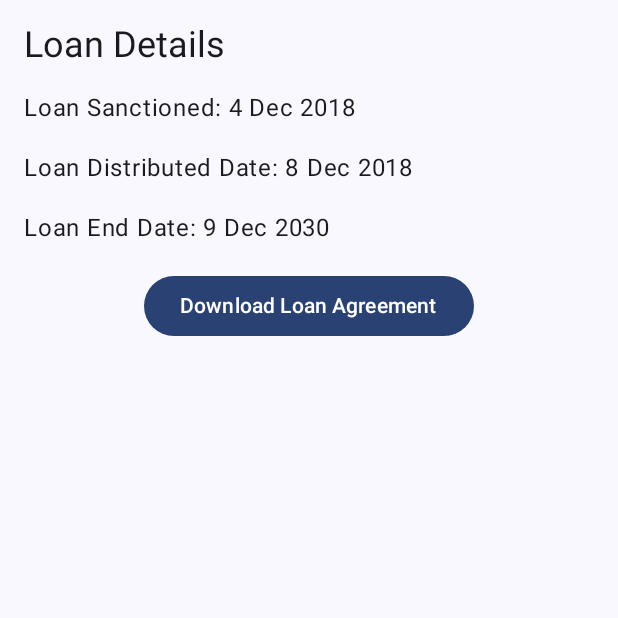
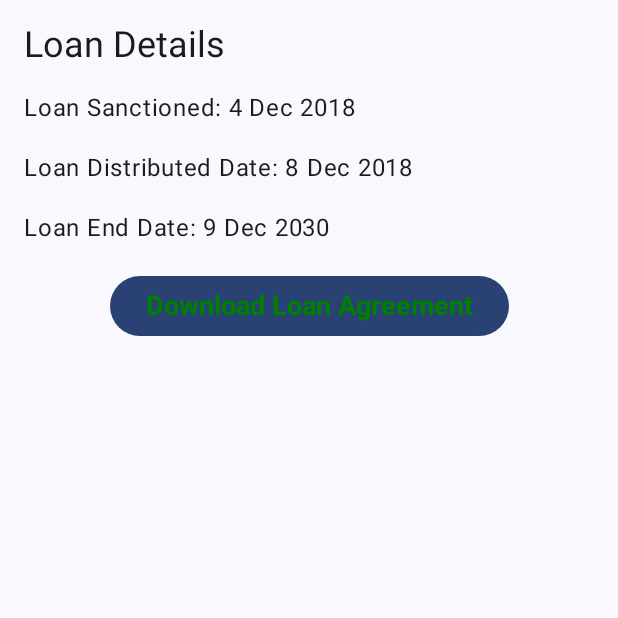
Before and after one commit to rajatkumarsingh01/LoanManangement, an Android app built with Jetpack Compose: the LoanDetailsScreen screen opened through its navigation route, on a phone screen of 412 x 824 dp, the top half of it. Run offline under Robolectric (Android 15) with nearby library versions, the phone set to English and light mode, and no system bars; our stand-ins replace Firebase (no records; nobody signed in at launch, a user with empty details on screens opened directly).

Commit message:
rajat_code- logo and name chnage

```diff
--- a/app/src/main/java/com/task/loanapplication/navigation/Navigation.kt
+++ b/app/src/main/java/com/task/loanapplication/navigation/Navigation.kt
@@ -40,7 +40,7 @@ fun NavigationForApp(
                    navHostController.navigate("home")
                    signUpViewModel.navigateToHomeScreen=false
                }else{
-                   LoginScreen(signUpViewModel = signUpViewModel, viewModel = MainViewModel(),
+                   LoginScreen(signUpViewModel = signUpViewModel,
                        onRegisterClick = {
                        navHostController.navigate("signup")
                    })
--- a/app/src/main/java/com/task/loanapplication/presentation/auth/Login.kt
+++ b/app/src/main/java/com/task/loanapplication/presentation/auth/Login.kt
@@ -25,6 +25,7 @@ import androidx.compose.runtime.Composable
 import androidx.compose.ui.Alignment
 import androidx.compose.ui.Modifier
 import androidx.compose.ui.graphics.Color
+import androidx.compose.ui.platform.LocalContext
 import androidx.compose.ui.res.painterResource
 import androidx.compose.ui.res.stringResource
 import androidx.compose.ui.text.TextStyle
@@ -36,21 +37,20 @@ import androidx.compose.ui.unit.sp
 import androidx.lifecycle.viewmodel.compose.viewModel
 import com.task.loanapplication.R
 import com.task.loanapplication.data.util.UIEvent
-import com.task.loanapplication.domain.MainViewModel
 import com.task.loanapplication.domain.SignUpViewModel
 
 @Composable
 fun LoginScreen(
     signUpViewModel: SignUpViewModel = viewModel(),
-     viewModel: MainViewModel,
     onRegisterClick: () -> Unit,
 ) {
+    val localContext= LocalContext.current
 
     Column(
         modifier = Modifier
             .fillMaxSize()
             .background(color = Color.White)
-            .padding(16.dp)
+            .padding(10.dp)
 
         ,
         verticalArrangement = Arrangement.Center,
@@ -64,38 +64,32 @@ fun LoginScreen(
         ) {
 
             Image(
-                painter = painterResource(id = R.drawable.applogo),
+                painter = painterResource(id = R.drawable.loanicon),
                 contentDescription = "App Logo",
-                modifier = Modifier.size(90.dp) // Adjust size as needed
+                modifier = Modifier.size(50.dp) // Adjust size as needed
             )
             Column {
                 Text(
-                    text = "Saudagar Trading & Company",
+                    text = "Fincorp Loan Solutions",
                     textAlign = TextAlign.Center,
                     color = Color(0xFF008000),
                     fontWeight = FontWeight(300),
                     style = MaterialTheme.typography.headlineMedium,
-                    modifier = Modifier.padding(bottom = 8.dp)
+                    maxLines = 1,
+                    modifier = Modifier.padding(bottom = 10.dp, start = 6.dp)
                 )
                 Text(
-                    text = "Helping the Needy",
+                    text = "Helping the Needy...",
                     textAlign = TextAlign.Center,
                     color = Color(0xFF008000),
-                    fontWeight = FontWeight(700),
-                    fontSize = 18.sp,
+                    fontWeight = FontWeight(600),
+                    fontSize = 16.sp,
                     style = MaterialTheme.typography.titleMedium,
-                    modifier = Modifier.padding(bottom = 10.dp, start = 18.dp)
+                    modifier = Modifier.padding(bottom = 10.dp, start = 6.dp)
                 )
             }
         }
               Spacer(modifier = Modifier.height(20.dp))
-
-        Image(
-            painter = painterResource(id = R.drawable.loanicon),
-            contentDescription = "Image",
-            modifier = Modifier.size(120.dp)
-        )
-
 
         // Username Field
         MyTextField(
@@ -113,12 +107,10 @@ fun LoginScreen(
             labelValue = stringResource(id = R.string.password),
             imageVector = Icons.Default.Lock,
             onTextSelected = {
-                signUpViewModel.onEvent(UIEvent.passwordChanged(it))
+               signUpViewModel.onEvent(UIEvent.passwordChanged(it))
             },
         )
-
         Spacer(modifier = Modifier.height(78.dp))
-
         // Login Button
         Button(
             onClick = {
@@ -126,7 +118,7 @@ fun LoginScreen(
             },
             modifier = Modifier.fillMaxWidth(),
                     colors = ButtonDefaults.buttonColors(containerColor =   Color(0xFF008000)),
-            border = BorderStroke(2.dp, color = Color.Gray)
+            border = BorderStroke(2.dp, color = Color.Gray),
         ) {
             Text(text = "Login",
                 style = TextStyle(
@@ -135,8 +127,6 @@ fun LoginScreen(
                     fontWeight = FontWeight.Bold // C
                 )
             )
-
-
         }
 
         if (signUpViewModel.logInProgress.value){
@@ -162,8 +152,9 @@ fun LoginScreen(
 
 }
 
+
 @Preview
 @Composable
 private fun  PreviewLoginScreen() {
-    LoginScreen(signUpViewModel = SignUpViewModel(), viewModel = MainViewModel(), onRegisterClick = {})
+    LoginScreen(signUpViewModel = SignUpViewModel(), onRegisterClick = {})
 }
--- a/app/src/main/java/com/task/loanapplication/presentation/auth/Registration.kt
+++ b/app/src/main/java/com/task/loanapplication/presentation/auth/Registration.kt
@@ -262,7 +262,7 @@ fun RegistrationScreen(
             Text(text = "Submit",
                 style = TextStyle(
                     fontSize = 18.sp, // Change font size
-                    color = Color.Black, // Change text color
+                    color = Color.White, // Change text color
                     fontWeight = FontWeight.Bold))
         }
 
--- a/app/src/main/java/com/task/loanapplication/presentation/auth/SignUpScreen.kt
+++ b/app/src/main/java/com/task/loanapplication/presentation/auth/SignUpScreen.kt
@@ -72,7 +72,7 @@ fun SignUpScreen(
             text = "Please SignUp Here",
             textAlign = TextAlign.Center,
             color = Color(0xFF008000),
-            fontWeight = FontWeight(450),
+            fontWeight = FontWeight(600),
             style = MaterialTheme.typography.headlineMedium,
             modifier = Modifier.padding(bottom = 24.dp)
         )
--- a/app/src/main/java/com/task/loanapplication/presentation/auth/UploadDocs.kt
+++ b/app/src/main/java/com/task/loanapplication/presentation/auth/UploadDocs.kt
@@ -61,6 +61,7 @@ fun UploadDocumentsScreen(
     var bankingStatementUri by remember { mutableStateOf<Uri?>(null) }
     var licenseUri by remember { mutableStateOf<Uri?>(null) }
     var electricBillUri by remember { mutableStateOf<Uri?>(null) }
+    var rentalAgreementUri by remember { mutableStateOf<(Uri)?> (null)}
 
     Scaffold(
         bottomBar = {
@@ -79,13 +80,15 @@ fun UploadDocumentsScreen(
                                 viewModel.uploadDocument("BankingStatement", bankingStatementUri)
                                 viewModel.uploadDocument("License", licenseUri)
                                 viewModel.uploadDocument("ElectricBill", electricBillUri)
+                                viewModel.uploadDocument("RentalAgreement",rentalAgreementUri)
                                 onUploadComplete()
                                 showToast(localContext, "Documents uploaded successfully")
                             }else{
                                 showToast(localContext, "Please upload all documents")
                             }
                     },
-                    modifier = Modifier.fillMaxWidth()
+                    modifier = Modifier
+                        .fillMaxWidth()
                         .padding(bottom = 16.dp)
                     ,
                     colors = ButtonDefaults.buttonColors(containerColor =Color(0xFF008000))
--- a/app/src/main/java/com/task/loanapplication/presentation/home/LoanStatus.kt
+++ b/app/src/main/java/com/task/loanapplication/presentation/home/LoanStatus.kt
@@ -9,7 +9,9 @@ import androidx.compose.material3.Text
 import androidx.compose.runtime.Composable
 import androidx.compose.ui.Alignment
 import androidx.compose.ui.Modifier
+import androidx.compose.ui.graphics.Color
 import androidx.compose.ui.text.TextStyle
+import androidx.compose.ui.text.font.FontWeight
 import androidx.compose.ui.unit.dp
 import androidx.compose.ui.unit.sp
 
@@ -34,7 +36,12 @@ fun LoanDetailsScreen(
             onClick = { onDownloadLoanAgreementClick() },
             modifier = Modifier.align(Alignment.CenterHorizontally)
         ) {
-            Text(text = "Download Loan Agreement")
+            Text(text = "Download Loan Agreement",
+                style = TextStyle(
+                    fontSize = 18.sp, // Change font size
+                    color = Color(0xFF008000), // Change text color
+                    fontWeight = FontWeight.Bold)
+                )
         }
     }
 }
--- a/app/src/main/java/com/task/loanapplication/presentation/payment/Repayment.kt
+++ b/app/src/main/java/com/task/loanapplication/presentation/payment/Repayment.kt
@@ -186,9 +186,9 @@ fun sendNotification(context: Context) {
     }
     // Build the notification
     val builder = NotificationCompat.Builder(context, CHANNEL_ID)
-        .setContentTitle("Saudagar Trading & Company ")
+        .setContentTitle("Fincorp Loan Solutions")
         .setContentText("Your loan repayment has been confirmed.")
-        .setSmallIcon(R.drawable.ic_launcher_foreground)
+        .setSmallIcon(R.drawable.loanicon)
     // You can add more configurations like actions, intent, etc.
     // Show the notification
     notificationManager.notify(NOTIFICATION_ID, builder.build())
```
Also changed, not shown: app/src/main/java/com/task/loanapplication/presentation/details/PayHistory.kt (+3 -13 lines), app/src/main/java/com/task/loanapplication/presentation/home/RepaymentSchedule.kt (+11 -1 lines), app/src/main/java/com/task/loanapplication/presentation/home/UserProfile.kt (+9 -2 lines).
